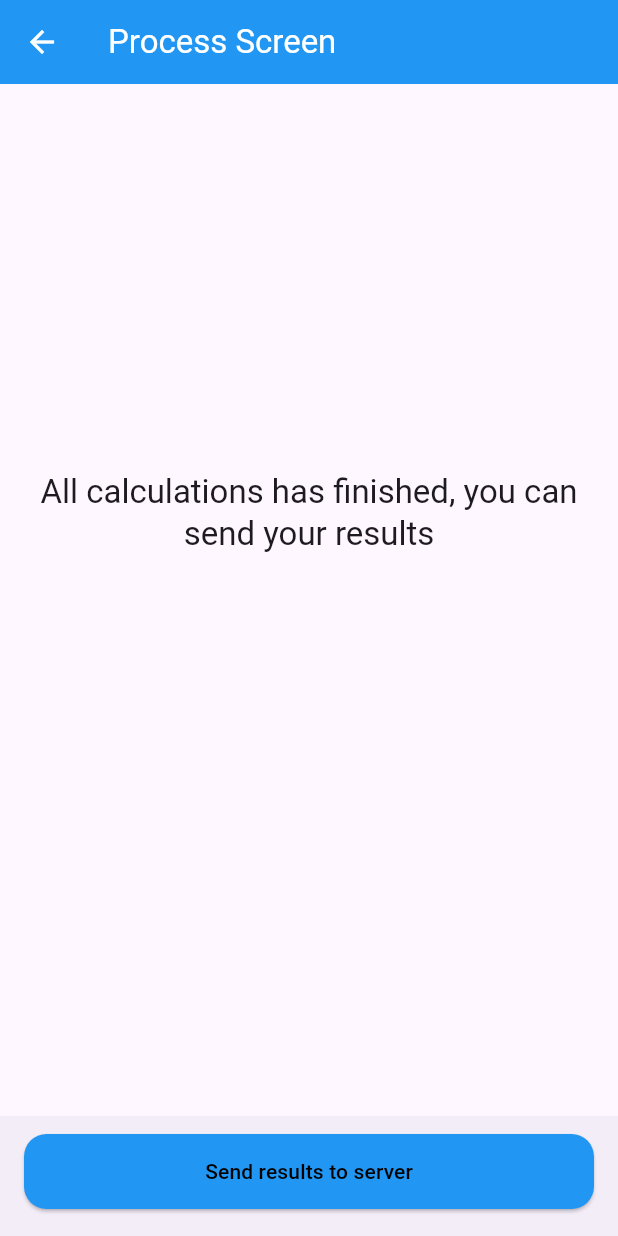
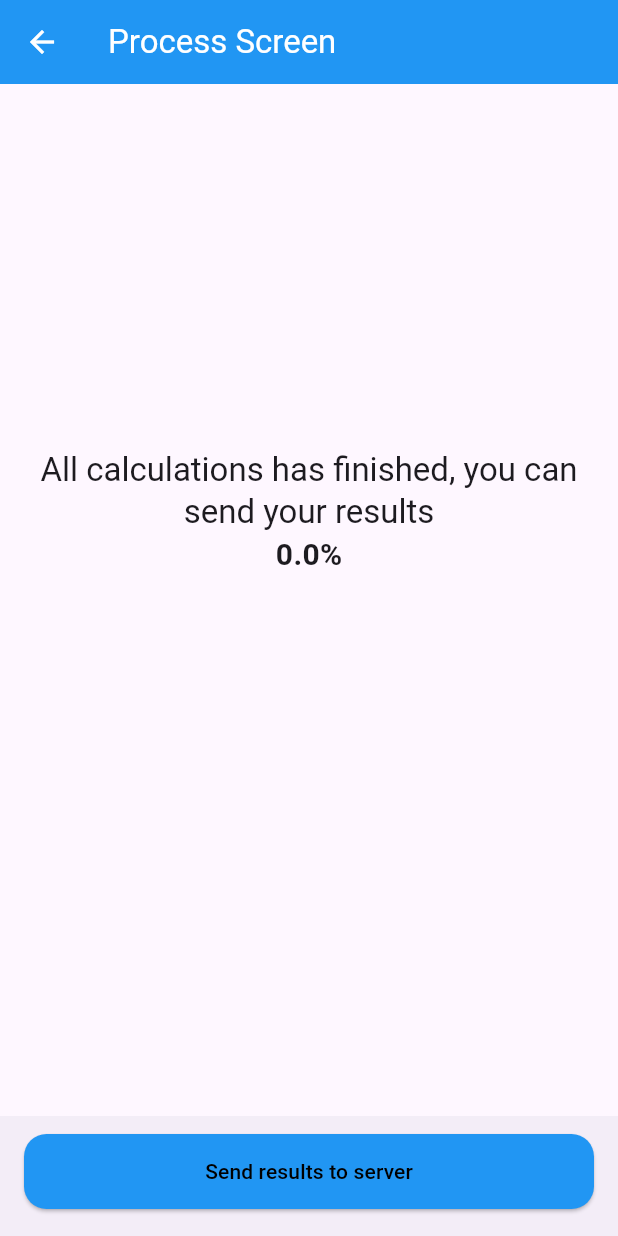
Before and after one commit to Khaleieiv/task_of_shortest_path, a Flutter app: the ProcessPage screen opened directly, on a phone screen of 412 x 824 dp. Run offline on Flutter 3.47's test engine with Material 3 defaults, Android fonts, the phone set to English and light mode, and no system bars.

Commit message:
Fix calculation in progress and add custom text style for process page

```diff
--- a/lib/home/presentation/pages/home_page.dart
+++ b/lib/home/presentation/pages/home_page.dart
@@ -91,8 +91,8 @@ class _HomePageState extends State<HomePage> {
   Future<void> getDataPressed() async {
     final dataNotifier =
         Provider.of<ShortestPathDataProvider>(context, listen: false);
-    await dataNotifier.fetchShortestPathData(_urlController.text);
-    if (!mounted) return;
+    dataNotifier.fetchShortestPathData(_urlController.text);
+
     Navigator.push(
       context,
       MaterialPageRoute(builder: (context) => const ProcessPage()),
--- a/lib/process_page/presentation/pages/process_page.dart
+++ b/lib/process_page/presentation/pages/process_page.dart
@@ -2,6 +2,7 @@ import 'package:flutter/material.dart';
 import 'package:provider/provider.dart';
 import 'package:task_of_shortest_path/common/presentation/state/shortest_path_data_provider.dart';
 import 'package:task_of_shortest_path/common/widgets/custom_button.dart';
+import 'package:task_of_shortest_path/process_page/widgets/custom_text_style.dart';
 import 'package:task_of_shortest_path/result_list_page/presentation/pages/result_list_page.dart';
 
 class ProcessPage extends StatefulWidget {
@@ -43,25 +44,21 @@ class _ProcessPageState extends State<ProcessPage> {
                   children: [
                     if (provider.isCalculationInProgress ||
                         provider.isPostInProgress)
-                      Text(
-                        'Counting is in progress ',
-                        style: Theme.of(context).textTheme.titleLarge,
-                        textAlign: TextAlign.center,
+                      const CustomTextStyle(
+                        text: 'Counting is in progress',
                       )
                     else if (provider.isPostInProgress &&
-                        provider.messageServer == "Internal server error")
-                      Text(
-                        'Internal Server Error',
-                        style: Theme.of(context).textTheme.titleLarge,
-                        textAlign: TextAlign.center,
+                            provider.messageServer == "Internal server error" ||
+                        provider.messageServer == "Too many requests")
+                      const CustomTextStyle(
+                        text: 'Problem with data sending',
                       )
                     else
-                      Text(
-                        'All calculations has finished, you can send your results',
-                        style: Theme.of(context).textTheme.titleLarge,
-                        textAlign: TextAlign.center,
+                      const CustomTextStyle(
+                        text:
+                            'All calculations has finished, you can send your results',
                       ),
-                    if (provider.isCalculationInProgress)
+                    if (!provider.isPostInProgress)
                       Text(
                         '${provider.progress * 100}%',
                         style: const TextStyle(
--- /dev/null
+++ b/lib/process_page/widgets/custom_text_style.dart
@@ -0,0 +1,16 @@
+import 'package:flutter/material.dart';
+
+class CustomTextStyle extends StatelessWidget {
+  final String text;
+
+  const CustomTextStyle({super.key, required this.text});
+
+  @override
+  Widget build(BuildContext context) {
+    return Text(
+      text,
+      style: Theme.of(context).textTheme.titleLarge,
+      textAlign: TextAlign.center,
+    );
+  }
+}
```
Also changed, not shown: lib/preview_page/widgets/result_view_page.dart (+5 -5 lines).
